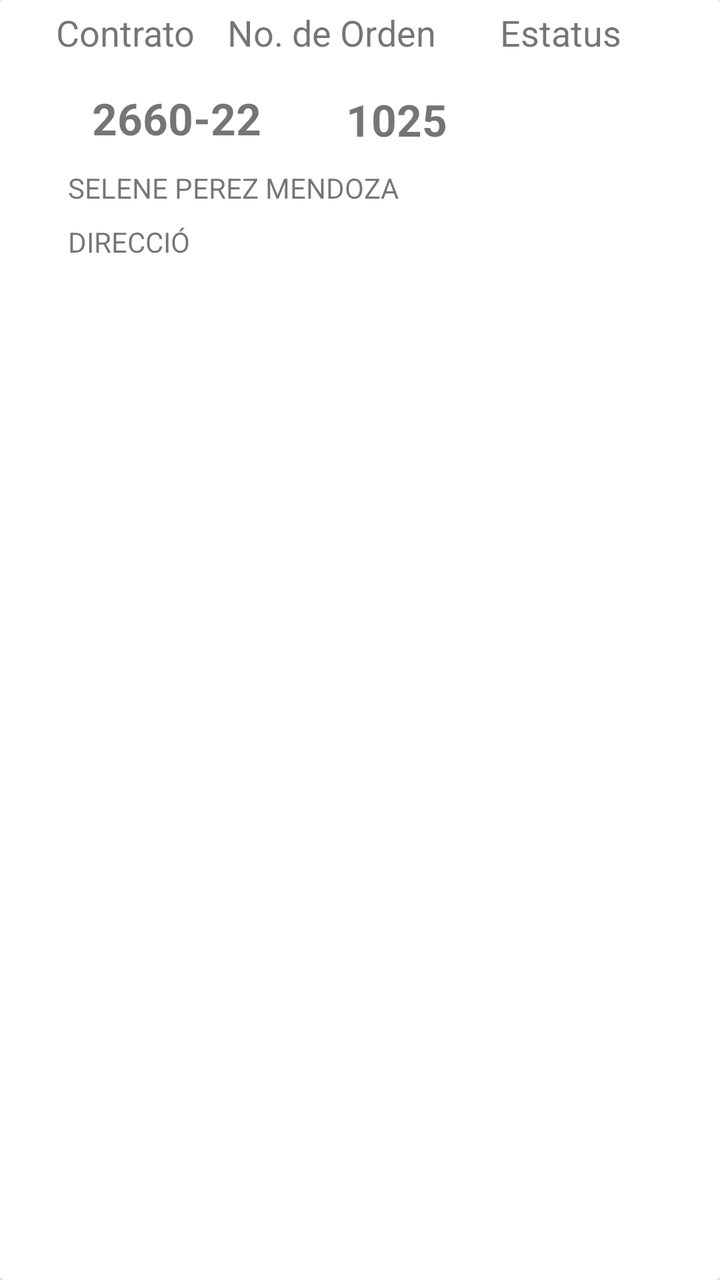
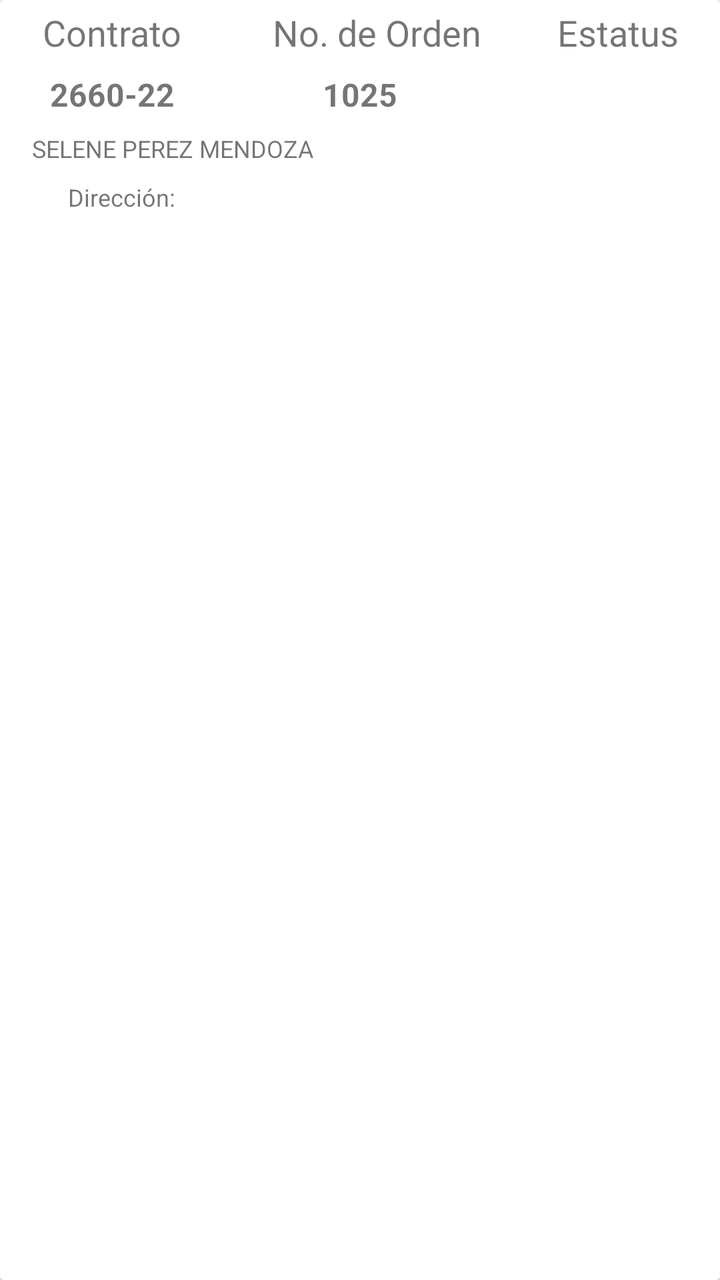

Two renders of the same Android screen: before a commit and after it. Below are the layout's source before the change and the commit's diff.
<!-- AndroidManifest.xml: application theme AppTheme -->
<!-- res/layout/recycler_oq.xml -->
<?xml version="1.0" encoding="utf-8"?>
<android.support.v7.widget.CardView xmlns:android="http://schemas.android.com/apk/res/android"
    xmlns:app="http://schemas.android.com/apk/res-auto"
    xmlns:tools="http://schemas.android.com/tools"
    android:layout_width="match_parent"
    android:layout_height="wrap_content"
    android:layout_marginTop="20dp"
    android:elevation="80dp">

    <android.support.constraint.ConstraintLayout
        android:layout_width="match_parent"
        android:layout_height="match_parent"
        android:background="@drawable/disenio_recyclerview"
        android:paddingLeft="8dp"
        android:paddingRight="8dp">

        <TextView
            android:id="@+id/contrto"
            android:layout_width="wrap_content"
            android:layout_height="wrap_content"
            android:layout_marginStart="20dp"
            android:layout_marginTop="4dp"
            android:text="Contrato"
            android:textSize="18dp"
            app:layout_constraintStart_toStartOf="parent"
            app:layout_constraintTop_toTopOf="@+id/controla" />

        <TextView
            android:id="@+id/noOrden"
            android:layout_width="wrap_content"
            android:layout_height="wrap_content"
            android:layout_marginStart="16dp"
            android:layout_marginTop="4dp"
            android:text="No. de Orden"
            android:textSize="18dp"
            app:layout_constraintStart_toEndOf="@+id/contrto"
            app:layout_constraintTop_toTopOf="@+id/controla" />

        <TextView
            android:id="@+id/status"
            android:layout_width="wrap_content"
            android:layout_height="wrap_content"
            android:layout_marginStart="32dp"
            android:layout_marginTop="4dp"
            android:text="Estatus"
            android:textSize="18dp"
            app:layout_constraintStart_toEndOf="@+id/noOrden"
            app:layout_constraintTop_toTopOf="@+id/controla" />


        <TextView
            android:id="@+id/controla"
            android:layout_width="308dp"
            android:layout_height="140dp"
            app:layout_constraintEnd_toEndOf="parent"
            app:layout_constraintStart_toStartOf="parent"
            app:layout_constraintTop_toTopOf="parent" />

        <TextView
            android:id="@+id/tv_NContrato"
            android:layout_width="103dp"
            android:layout_height="32dp"
            android:layout_marginStart="20dp"
            android:layout_marginTop="16dp"
            android:text="2660-22"
            android:textSize="22dp"
            android:textStyle="bold"
            app:layout_constraintStart_toStartOf="@+id/controla"
            app:layout_constraintTop_toBottomOf="@+id/contrto" />

        <TextView
            android:id="@+id/tv_Nombre"
            android:layout_width="250dp"
            android:layout_height="wrap_content"
            android:layout_marginStart="8dp"
            android:layout_marginTop="8dp"
            android:ellipsize="end"
            android:maxLines="1"
            android:text="SELENE PEREZ MENDOZA"
            app:layout_constraintStart_toStartOf="@+id/controla"
            app:layout_constraintTop_toBottomOf="@+id/tv_NContrato" />

        <TextView
            android:id="@+id/tv_NOrden"
            android:layout_width="wrap_content"
            android:layout_height="wrap_content"
            android:layout_marginStart="24dp"
            android:layout_marginTop="8dp"
            android:layout_marginBottom="8dp"
            android:text="1025"
            android:textSize="22sp"
            android:textStyle="bold"
            app:layout_constraintBottom_toTopOf="@+id/tv_Nombre"
            app:layout_constraintStart_toEndOf="@+id/tv_NContrato"
            app:layout_constraintTop_toBottomOf="@+id/noOrden"
            app:layout_constraintVertical_bias="0.8" />

        <TextView
            android:id="@+id/tv_estatus"
            android:layout_width="30dp"
            android:layout_height="wrap_content"
            android:layout_marginStart="72dp"
            android:layout_marginTop="8dp"
            android:layout_marginBottom="8dp"
            android:textSize="16dp"
            app:layout_constraintBottom_toTopOf="@+id/tv_Nombre"
            app:layout_constraintStart_toEndOf="@+id/tv_NOrden"
            app:layout_constraintTop_toBottomOf="@+id/status"
            app:layout_constraintVertical_bias="0.421" />

        <TextView
            android:id="@+id/txt"
            android:layout_width="63dp"
            android:layout_height="19dp"
            android:layout_marginStart="8dp"
            android:layout_marginTop="8dp"
            android:layout_marginEnd="8dp"
            android:text="@string/direccion"
            app:layout_constraintEnd_toStartOf="@+id/tv_estatus"
            app:layout_constraintHorizontal_bias="0.0"
            app:layout_constraintStart_toStartOf="@+id/controla"
            app:layout_constraintTop_toBottomOf="@+id/tv_Nombre" />

        <TextView
            android:id="@+id/id_direccion"
            android:layout_width="199dp"
            android:layout_height="wrap_content"
            android:layout_marginStart="8dp"
            android:layout_marginTop="8dp"
            android:layout_marginEnd="8dp"
            android:ellipsize="end"
            android:maxLines="1"
            app:layout_constraintEnd_toEndOf="@+id/controla"
            app:layout_constraintStart_toEndOf="@+id/txt"
            app:layout_constraintTop_toBottomOf="@+id/tv_Nombre" />

    </android.support.constraint.ConstraintLayout>
</android.support.v7.widget.CardView>
<!-- resources referenced by this layout -->
<resources>
  <!-- drawable disenio_recyclerview (drawable) -->
  <?xml version="1.0" encoding="utf-8"?>
  <shape xmlns:android="http://schemas.android.com/apk/res/android">
      <corners android:radius="8dp" />
      <solid android:color="#FFFFFF" />
  </shape>
  <string name="direccion">DIRECCIÓN:</string>
  <style name="AppTheme" parent="Theme.AppCompat.Light.DarkActionBar">
          
          <item name="colorPrimary">@color/colorPrimary</item>
          <item name="colorPrimaryDark">@color/colorPrimaryDark</item>
          <item name="colorAccent">@color/colorAccent</item>
          <item name="android:colorForeground">@android:color/background_dark</item>
      </style>
  <color name="colorPrimary">#0277BD</color>
  <color name="colorPrimaryDark">#004C8C</color>
  <color name="colorAccent">#0000FF</color>
</resources>

<!-- the commit's change to res/layout/recycler_oq.xml (unified diff, before → after) -->
@@ -16,120 +16,142 @@
 
         <TextView
             android:id="@+id/contrto"
-            android:layout_width="wrap_content"
+            android:layout_width="80dp"
             android:layout_height="wrap_content"
-            android:layout_marginStart="20dp"
+            android:layout_marginStart="8dp"
             android:layout_marginTop="4dp"
+            android:layout_marginEnd="8dp"
             android:text="Contrato"
             android:textSize="18dp"
+            android:textAlignment="center"
+            app:layout_constraintEnd_toEndOf="parent"
+            app:layout_constraintHorizontal_bias="0.0"
             app:layout_constraintStart_toStartOf="parent"
             app:layout_constraintTop_toTopOf="@+id/controla" />
 
         <TextView
             android:id="@+id/noOrden"
-            android:layout_width="wrap_content"
+            android:layout_width="120dp"
             android:layout_height="wrap_content"
-            android:layout_marginStart="16dp"
+            android:layout_marginStart="8dp"
             android:layout_marginTop="4dp"
+            android:layout_marginEnd="8dp"
             android:text="No. de Orden"
+            android:textAlignment="center"
             android:textSize="18dp"
-            app:layout_constraintStart_toEndOf="@+id/contrto"
+            app:layout_constraintEnd_toEndOf="parent"
+            app:layout_constraintHorizontal_bias="0.54"
+            app:layout_constraintStart_toStartOf="parent"
             app:layout_constraintTop_toTopOf="@+id/controla" />
 
         <TextView
             android:id="@+id/status"
-            android:layout_width="wrap_content"
+            android:layout_width="70dp"
             android:layout_height="wrap_content"
-            android:layout_marginStart="32dp"
+            android:layout_marginStart="8dp"
             android:layout_marginTop="4dp"
+            android:layout_marginEnd="8dp"
             android:text="Estatus"
+            android:textAlignment="center"
             android:textSize="18dp"
-            app:layout_constraintStart_toEndOf="@+id/noOrden"
+            app:layout_constraintEnd_toEndOf="parent"
+            app:layout_constraintHorizontal_bias="1.0"
+            app:layout_constraintStart_toStartOf="parent"
             app:layout_constraintTop_toTopOf="@+id/controla" />
 
 
         <TextView
             android:id="@+id/controla"
             android:layout_width="308dp"
-            android:layout_height="140dp"
+            android:layout_height="120dp"
             app:layout_constraintEnd_toEndOf="parent"
             app:layout_constraintStart_toStartOf="parent"
             app:layout_constraintTop_toTopOf="parent" />
 
         <TextView
             android:id="@+id/tv_NContrato"
-            android:layout_width="103dp"
-            android:layout_height="32dp"
-            android:layout_marginStart="20dp"
-            android:layout_marginTop="16dp"
+            android:layout_width="80dp"
+            android:layout_height="wrap_content"
+            android:layout_marginStart="8dp"
+            android:layout_marginTop="8dp"
+            android:layout_marginEnd="8dp"
             android:text="2660-22"
-            android:textSize="22dp"
+            android:textAlignment="center"
+            android:textSize="16dp"
             android:textStyle="bold"
-            app:layout_constraintStart_toStartOf="@+id/controla"
+            app:layout_constraintEnd_toEndOf="parent"
+            app:layout_constraintHorizontal_bias="0.0"
+            app:layout_constraintStart_toStartOf="parent"
             app:layout_constraintTop_toBottomOf="@+id/contrto" />
 
         <TextView
             android:id="@+id/tv_Nombre"
-            android:layout_width="250dp"
+            android:layout_width="0dp"
             android:layout_height="wrap_content"
             android:layout_marginStart="8dp"
             android:layout_marginTop="8dp"
+            android:layout_marginEnd="8dp"
             android:ellipsize="end"
             android:maxLines="1"
             android:text="SELENE PEREZ MENDOZA"
-            app:layout_constraintStart_toStartOf="@+id/controla"
+            android:textSize="12dp"
+            app:layout_constraintEnd_toEndOf="@+id/controla"
+            app:layout_constraintStart_toStartOf="parent"
             app:layout_constraintTop_toBottomOf="@+id/tv_NContrato" />
 
         <TextView
             android:id="@+id/tv_NOrden"
-            android:layout_width="wrap_content"
+            android:layout_width="120dp"
             android:layout_height="wrap_content"
-            android:layout_marginStart="24dp"
+            android:layout_marginStart="8dp"
             android:layout_marginTop="8dp"
-            android:layout_marginBottom="8dp"
+            android:layout_marginEnd="8dp"
             android:text="1025"
-            android:textSize="22sp"
+            android:textAlignment="center"
+            android:textSize="16dp"
             android:textStyle="bold"
-            app:layout_constraintBottom_toTopOf="@+id/tv_Nombre"
-            app:layout_constraintStart_toEndOf="@+id/tv_NContrato"
-            app:layout_constraintTop_toBottomOf="@+id/noOrden"
-            app:layout_constraintVertical_bias="0.8" />
+            app:layout_constraintEnd_toEndOf="parent"
+            app:layout_constraintStart_toStartOf="parent"
+            app:layout_constraintTop_toBottomOf="@+id/noOrden" />
 
         <TextView
             android:id="@+id/tv_estatus"
-            android:layout_width="30dp"
+            android:layout_width="70dp"
             android:layout_height="wrap_content"
-            android:layout_marginStart="72dp"
+            android:layout_marginStart="8dp"
             android:layout_marginTop="8dp"
-            android:layout_marginBottom="8dp"
+            android:layout_marginEnd="8dp"
+            android:textAlignment="center"
             android:textSize="16dp"
-            app:layout_constraintBottom_toTopOf="@+id/tv_Nombre"
-            app:layout_constraintStart_toEndOf="@+id/tv_NOrden"
-            app:layout_constraintTop_toBottomOf="@+id/status"
-            app:layout_constraintVertical_bias="0.421" />
+            app:layout_constraintEnd_toEndOf="parent"
+            app:layout_constraintHorizontal_bias="1.0"
+            app:layout_constraintStart_toStartOf="parent"
+            app:layout_constraintTop_toBottomOf="@+id/status" />
 
         <TextView
             android:id="@+id/txt"
-            android:layout_width="63dp"
-            android:layout_height="19dp"
+            android:layout_width="70dp"
+            android:layout_height="wrap_content"
             android:layout_marginStart="8dp"
             android:layout_marginTop="8dp"
             android:layout_marginEnd="8dp"
             android:text="@string/direccion"
-            app:layout_constraintEnd_toStartOf="@+id/tv_estatus"
+            android:textSize="12dp"
+            app:layout_constraintEnd_toEndOf="parent"
             app:layout_constraintHorizontal_bias="0.0"
             app:layout_constraintStart_toStartOf="@+id/controla"
             app:layout_constraintTop_toBottomOf="@+id/tv_Nombre" />
 
         <TextView
             android:id="@+id/id_direccion"
-            android:layout_width="199dp"
+            android:layout_width="0dp"
             android:layout_height="wrap_content"
             android:layout_marginStart="8dp"
             android:layout_marginTop="8dp"
             android:layout_marginEnd="8dp"
             android:ellipsize="end"
             android:maxLines="1"
+            android:textSize="12dp"
             app:layout_constraintEnd_toEndOf="@+id/controla"
             app:layout_constraintStart_toEndOf="@+id/txt"
             app:layout_constraintTop_toBottomOf="@+id/tv_Nombre" />
<!-- resource entries referenced after the edit -->
@@ -6,7 +6,7 @@
       <corners android:radius="8dp" />
       <solid android:color="#FFFFFF" />
   </shape>
-  <string name="direccion">DIRECCIÓN:</string>
+  <string name="direccion">Dirección:</string>
   <style name="AppTheme" parent="Theme.AppCompat.Light.DarkActionBar">
           
           <item name="colorPrimary">@color/colorPrimary</item>
